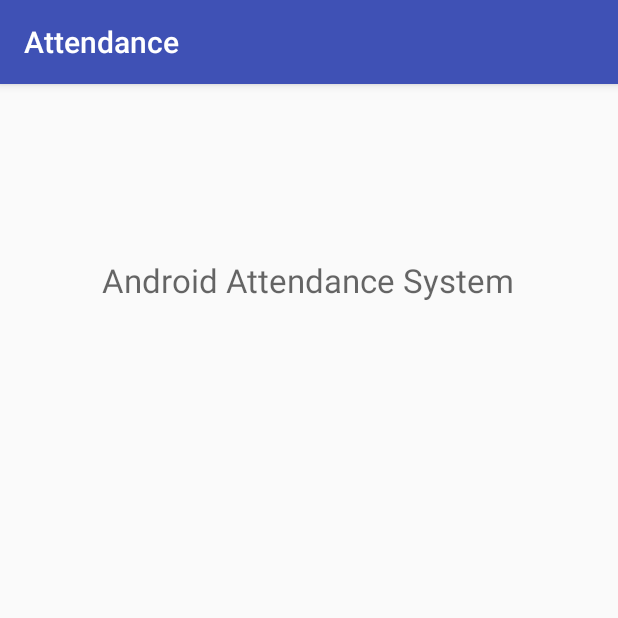
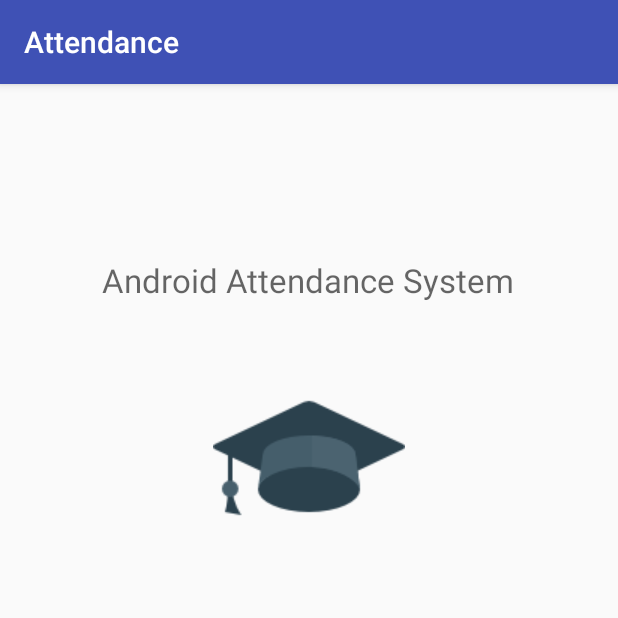
Before and after one commit to 5hirish/android_attendance_managment, an Android app: the screen it shows after launch (LogoActivity), on a phone screen of 412 x 824 dp, the top half of it. Run offline under Robolectric (Android 15) with nearby library versions, the phone set to English and light mode, and no system bars.

Commit message:
Upgraded Gradle and Added Welcome Image

```diff
--- a/app/build.gradle
+++ b/app/build.gradle
@@ -2,7 +2,7 @@ apply plugin: 'com.android.application'
 
 android {
     compileSdkVersion 23
-    buildToolsVersion "23.0.1"
+    buildToolsVersion '25.0.0'
 
     defaultConfig {
         applicationId "com.alleviate.attendence"
--- a/app/src/main/res/layout/activity_logo.xml
+++ b/app/src/main/res/layout/activity_logo.xml
@@ -5,6 +5,7 @@
     xmlns:android="http://schemas.android.com/apk/res/android"
     xmlns:tools="http://schemas.android.com/tools"
     tools:context="com.alleviate.attendence.LogoActivity">
+
     <RelativeLayout xmlns:android="http://schemas.android.com/apk/res/android"
         xmlns:tools="http://schemas.android.com/tools"
         android:layout_width="match_parent"
@@ -25,5 +26,14 @@
             android:id="@+id/textView6"
             android:layout_centerHorizontal="true" />
 
+        <ImageView
+            android:layout_width="wrap_content"
+            android:layout_height="wrap_content"
+            android:src="@drawable/mortarboard"
+            android:layout_below="@id/textView6"
+            android:layout_centerHorizontal="true"
+            android:layout_marginTop="40dp"/>
+
     </RelativeLayout>
+
 </ScrollView>
--- a/build.gradle
+++ b/build.gradle
@@ -5,7 +5,7 @@ buildscript {
         jcenter()
     }
     dependencies {
-        classpath 'com.android.tools.build:gradle:2.1.0'
+        classpath 'com.android.tools.build:gradle:2.3.0'
 
         // NOTE: Do not place your application dependencies here; they belong
         // in the individual module build.gradle files
```
Also changed, not shown: app/src/main/res/drawable/mortarboard.png (added), gradle/wrapper/gradle-wrapper.properties. Lines whose indentation alone changed are shown as unchanged.
